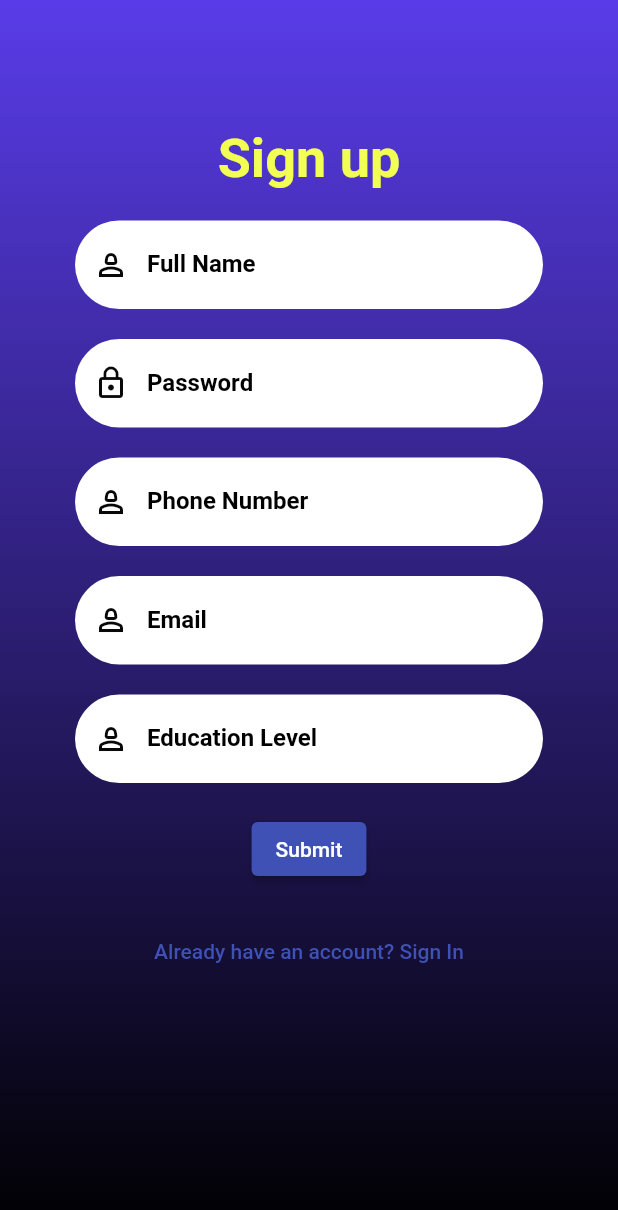
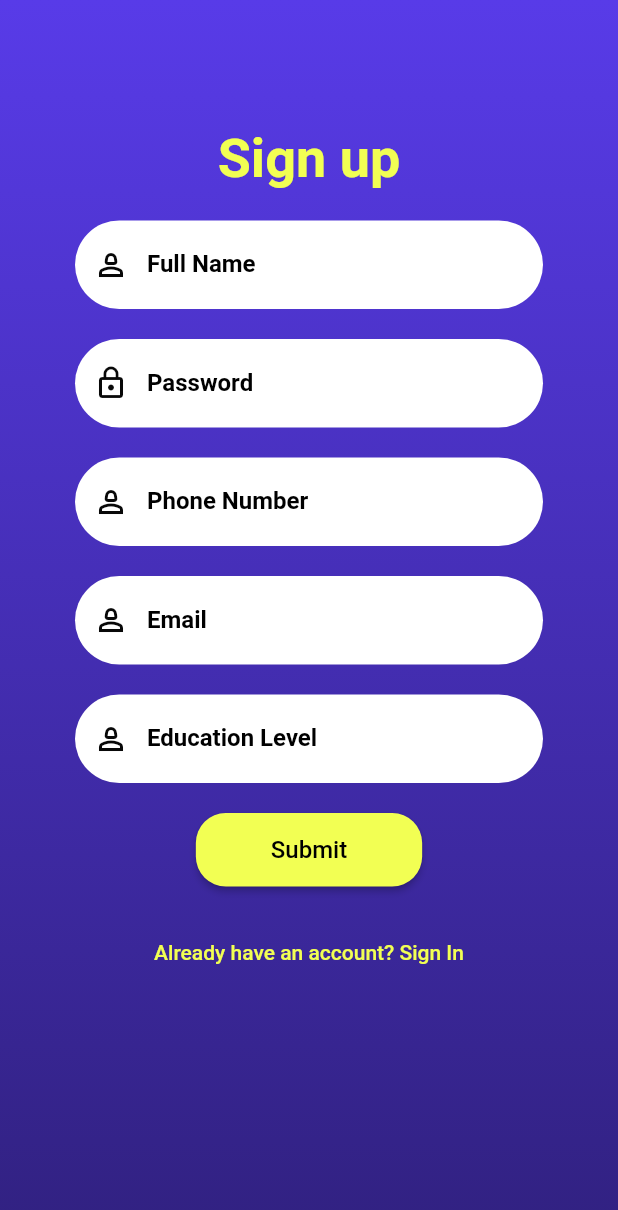
Before and after one commit to mustafakhokhar/TutorX, a Flutter app: the StudentSignUpScreen screen opened directly, on a phone screen of 412 x 824 dp. Shown: the top 1210 px of the screen. Run offline on Flutter 3.47's test engine with Material 2 defaults, Android fonts, the phone set to English and light mode, and no system bars; our stand-ins replace firebase_auth, firebase_core, google_sign_in; accounts and stored records are empty.

Commit message:
Updated Sign Up Page

```diff
--- a/Frontend/lib/screens/student/student_sign_up.dart
+++ b/Frontend/lib/screens/student/student_sign_up.dart
@@ -25,8 +25,8 @@ class _StudentSignUpScreenState extends State<StudentSignUpScreen> {
       body: Container(
         decoration: BoxDecoration(
             gradient: LinearGradient(colors: [
-          hexStringToColor("593CE8"),
-          hexStringToColor("000000"),
+          hexStringToColor("583BE8"),
+          hexStringToColor("312181"),
         ], begin: Alignment.topCenter, end: Alignment.bottomCenter)),
         child: Padding(
             padding: EdgeInsets.fromLTRB(50, 0, 50, 0),
@@ -40,7 +40,7 @@ class _StudentSignUpScreenState extends State<StudentSignUpScreen> {
                   style: TextStyle(
                       fontSize: 36,
                       fontWeight: FontWeight.bold,
-                      color: hexStringToColor('F2FF53')),
+                      color: Color(0xFFF2FF53)),
                 ),
                 SizedBox(
                   height: 20,
@@ -71,11 +71,55 @@ class _StudentSignUpScreenState extends State<StudentSignUpScreen> {
                   height: 20,
                 ),
                 ElevatedButton(
-                  onPressed: () async {
+                  onPressed: () => _signup(),
+                  child: Text(
+                    "Submit",
+                    style: TextStyle(fontSize: 16),
+                  ),
+                  style: ElevatedButton.styleFrom(
+                    primary: Color(0xFFF2FF53),
+                    onPrimary: Colors.black,
+                    shape: RoundedRectangleBorder(
+                      borderRadius: BorderRadius.circular(20),
+                    ),
+                    padding: EdgeInsets.symmetric(vertical: 15, horizontal: 50),
+                  ),
+                ),
+                SizedBox(
+                  height: 20,
+                ),
+                TextButton(
+                  onPressed: () {
+                    // Navigate to login screen
+                    Navigator.of(context).push(
+                      MaterialPageRoute(
+                        builder: (context) => WelcomeScreen(),
+                      ),
+                    );
+                  },
+                  child: Text(
+                    "Already have an account? Sign In",
+                    style: TextStyle(fontSize: 14),
+                  ),
+                  style: TextButton.styleFrom(
+                    primary: Color(0xFFF2FF53),
+                    shape: RoundedRectangleBorder(
+                      borderRadius: BorderRadius.circular(20),
+                    ),
+                    padding: EdgeInsets.symmetric(vertical: 15, horizontal: 50),
+                  ),
+                ),
+              ],
+            )),
+      ),
+    );
+  }
+
+void _signup() async {
+  print("CALLED");
   try {
-                      UserCredential userCredential = await FirebaseAuth
-                          .instance
-                          .createUserWithEmailAndPassword(
+    UserCredential userCredential =
+        await FirebaseAuth.instance.createUserWithEmailAndPassword(
       email: _emailTextController.text.trim(),
       password: _passwordTextController.text.trim(),
     );
@@ -89,37 +133,32 @@ class _StudentSignUpScreenState extends State<StudentSignUpScreen> {
       ),
     );
   } on FirebaseAuthException catch (e) {
+    print(e);
+    String errorMessage;
     if (e.code == 'weak-password') {
-                        print('The password provided is too weak.');
+      errorMessage = 'The password provided is too weak.';
     } else if (e.code == 'email-already-in-use') {
-                        print('The account already exists for that email.');
+      errorMessage = 'The account already exists for that email.';
+    } else {
+      errorMessage = e.message ?? 'An error occurred while signing up.';
     }
+    // Show error message on screen
+    ScaffoldMessenger.of(context).showSnackBar(
+      SnackBar(content: Text(errorMessage),
+          backgroundColor: Colors.red,
+      ),
+    );
   } catch (e) {
     print(e);
-                    }
-                  },
-                  child: Text("Submit"),
-                ),
-                SizedBox(
-                  height: 20,
-                ),
-                TextButton(
-                  onPressed: () {
-                    // Navigate to login screen
-                    Navigator.of(context).push(
-                        MaterialPageRoute(
-                          builder: (context) => WelcomeScreen(),
-                        ),
-                      );
-                  },
-                  child: Text("Already have an account? Sign In"),
-                ),
-              ],
-            )),
-      ),
+    // Show error message on screen
+    ScaffoldMessenger.of(context).showSnackBar(
+      SnackBar(content: Text('An error occurred while signing up.')),
     );
   }
 }
+
+}
+
 TextField reusableTextField(String text, IconData icon, bool isPasswordType,
     TextEditingController controller) {
   return TextField(
```
Also changed, not shown: Frontend/lib/screens/common/log_in.dart (+11 -5 lines). Lines whose indentation alone changed are shown as unchanged.
